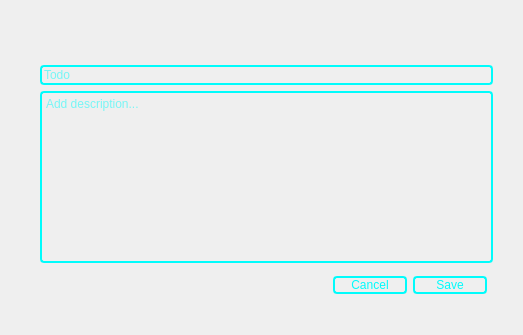
self-root/ClockDesktop, file DeskClockUi/tododialog.ui: the form before one commit.
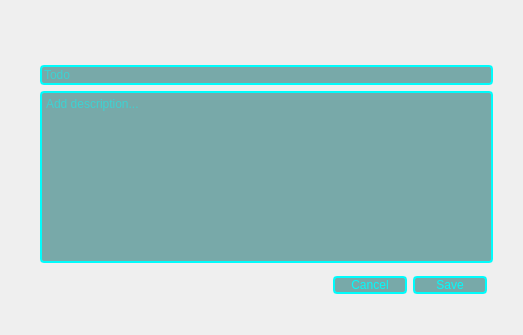
The form after the commit. Icons and pictures are not drawn.

```diff
--- a/DeskClockUi/tododialog.ui
+++ b/DeskClockUi/tododialog.ui
@@ -55,7 +55,7 @@
 QLineEdit, QPlainTextEdit{
 	border-radius: 4px;
 	border: 2px solid #00fcfc;
-	background-color: rgba(0, 0, 0, 0);
+	background-color: rgba(0.0, 98.7, 98.9, 0.5);
 	color: #00fcfc;
 }
 
@@ -69,6 +69,7 @@
 	border: 2px solid #00fcfc;
 	color: #00fcfc;
 	width: 70px;
+	background-color: rgba(0.0, 98.7, 98.9, 0.5);
 }
 
 QPushButton:hover{
```
